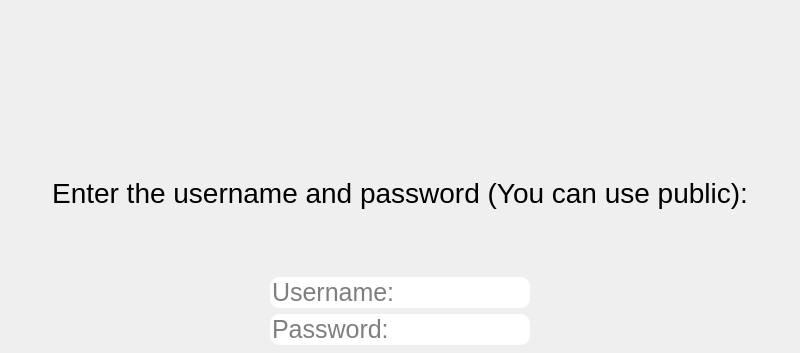
Above: Client/Resources/Login.ui from Danial-Movahed/DanialCMS before the change; both pictures show x 0 to 800 and y 0 to 353 of the 800 by 600 pixel window. Below: the same form after it.
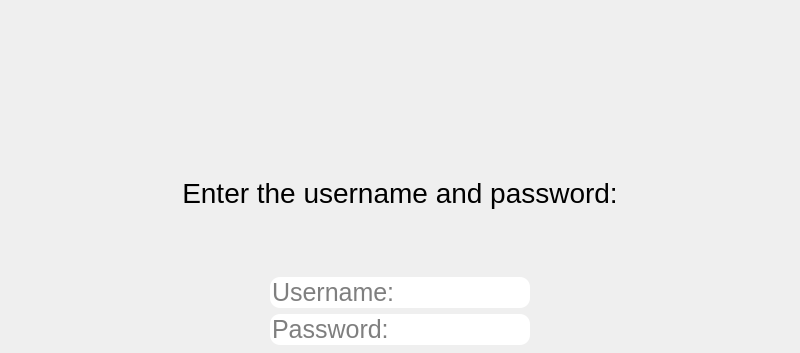
That is the form after the change.

```diff
--- a/Client/Resources/Login.ui
+++ b/Client/Resources/Login.ui
@@ -41,7 +41,7 @@
          </font>
         </property>
         <property name="text">
-         <string>Enter the username and password (You can use public):</string>
+         <string>Enter the username and password:</string>
         </property>
         <property name="alignment">
          <set>Qt::AlignCenter</set>
```
